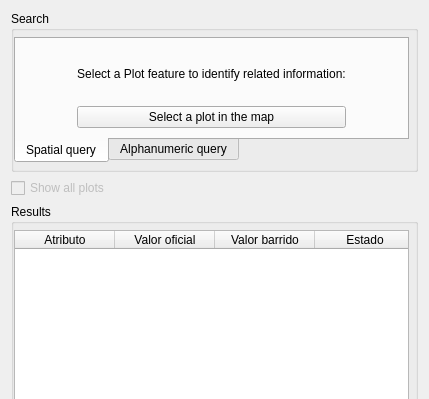
First picture: the form in asistente_ladm_col/ui/change_detection/changes_per_parcel_panel_widget.ui, repository SwissTierrasColombia/Asistente-LADM-COL, before the edit; both pictures show x 0 to 429 and y 0 to 399 of the 429 by 625 pixel window.
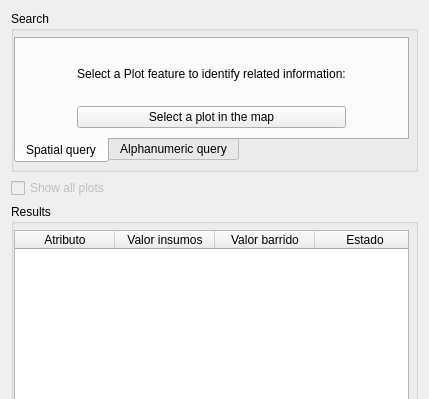
Second picture: the form after the edit. Custom widgets are drawn as their Qt base class.

What changed in the file:
```diff
--- a/asistente_ladm_col/ui/change_detection/changes_per_parcel_panel_widget.ui
+++ b/asistente_ladm_col/ui/change_detection/changes_per_parcel_panel_widget.ui
@@ -226,7 +226,7 @@
         </column>
         <column>
          <property name="text">
-          <string>Valor oficial</string>
+          <string>Valor insumos</string>
          </property>
         </column>
         <column>
```
